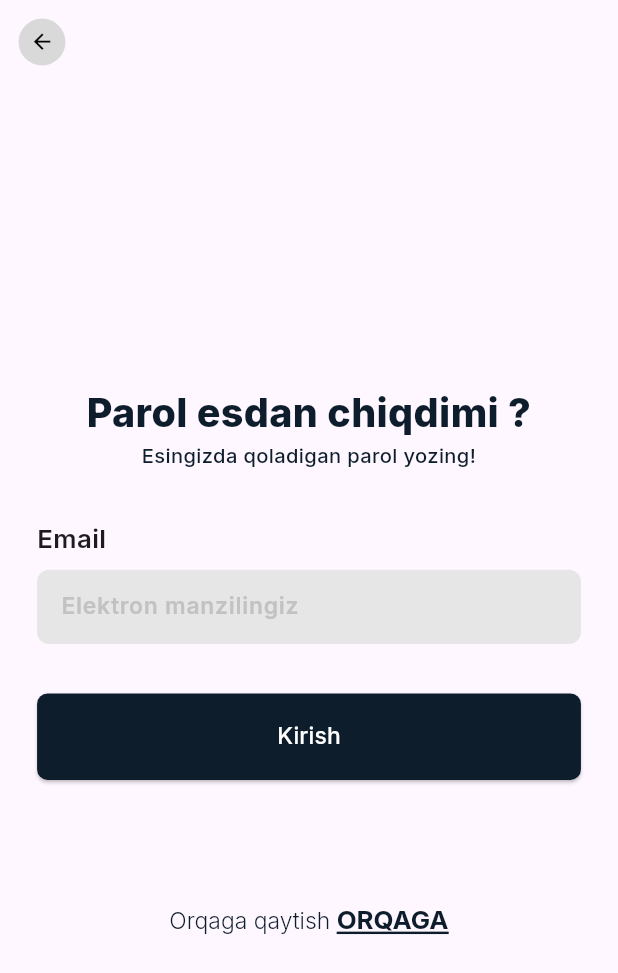
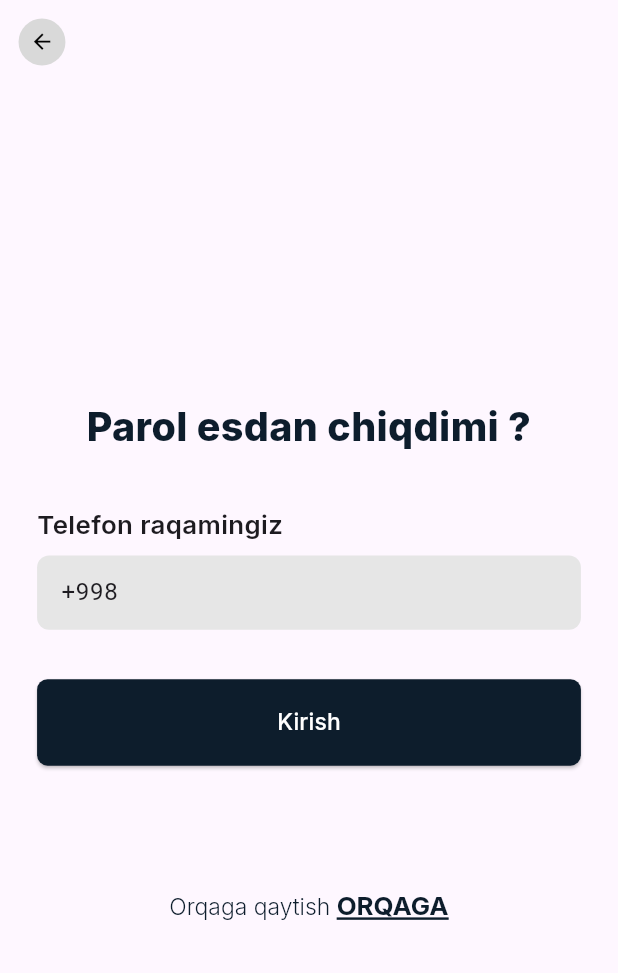
Before and after one commit to OtabekNuriddinov/ish_topdim, a Flutter app: the ForgotPasswordScreen screen opened by its route, on a phone screen of 412 x 824 dp. Shown: the top 973 px of the screen. Run offline on Flutter 3.47's test engine with Material 3 defaults, Android fonts, the phone set to English and light mode, and no system bars; our stand-ins replace flutter_svg, go_router, google_fonts, sizer; network calls fail.

Commit message:
[014] email o'rniga nomer qo'yildi

```diff
--- a/lib/core/components/main_form_field.dart
+++ b/lib/core/components/main_form_field.dart
@@ -13,7 +13,7 @@ class MainFormField extends StatefulWidget {
     super.key,
     required this.hint,
     this.isSecret,
-    required this.controller
+    required this.controller,
   });
 
   @override
--- a/lib/core/router/go_router.dart
+++ b/lib/core/router/go_router.dart
@@ -44,7 +44,8 @@ final GoRouter router = GoRouter(
                   routes: [
                     GoRoute(
                         path: "otp",
-                        builder: (context, state) => const OTPScreen())
+                        builder: (context, state) => const OTPScreen(),
+                    )
                   ],
                 ),
               ],
--- a/lib/features/entering_profile/presentation/entering_profile_screen.dart
+++ b/lib/features/entering_profile/presentation/entering_profile_screen.dart
@@ -21,8 +21,14 @@ class EnteringProfileScreen extends StatefulWidget {
 
 class _EnteringProfileScreenState extends State<EnteringProfileScreen> {
   final GlobalKey<FormState> _key = GlobalKey<FormState>();
-  final TextEditingController emailController = TextEditingController();
+  final TextEditingController phoneController = TextEditingController();
   final TextEditingController passwordController = TextEditingController();
+
+  @override
+  void initState() {
+    super.initState();
+    phoneController.text = "+998";
+  }
 
   @override
   Widget build(BuildContext context) {
@@ -69,7 +75,8 @@ class _EnteringProfileScreenState extends State<EnteringProfileScreen> {
                     ),
                   ),
                   SizedBox(height: 4.h),
-                  Text("Email",
+                  Text(
+                    "Telefon raqaminiz",
                     style: GoogleFonts.inter(
                       fontWeight: FontWeight.w600,
                       fontSize: 17.sp,
@@ -77,8 +84,8 @@ class _EnteringProfileScreenState extends State<EnteringProfileScreen> {
                   ),
                   SizedBox(height: 1.h),
                   MainFormField(
-                      hint: "Elektron manzilingiz",
-                    controller: emailController,
+                      hint: "",
+                    controller: phoneController,
                   ),
                   SizedBox(height: 2.h),
                   Text("Parol",
@@ -89,7 +96,7 @@ class _EnteringProfileScreenState extends State<EnteringProfileScreen> {
                   ),
                   SizedBox(height: 1.h),
                   MainFormField(
-                      hint: "Yangi parol",
+                      hint: "Parolingiz",
                       controller: passwordController,
                     isSecret: true,
                   ),
@@ -98,7 +105,7 @@ class _EnteringProfileScreenState extends State<EnteringProfileScreen> {
                       text: TextSpan(
                         children: [
                           TextSpan(
-                            text: "Parol esdan chidimi ?",
+                            text: "Parol esdan chiqdimi ?",
                             style: GoogleFonts.inter(
                               decoration: TextDecoration.underline,
                               fontWeight: FontWeight.w600,
--- a/lib/features/forgot_pass/presentation/forgot_password_screen.dart
+++ b/lib/features/forgot_pass/presentation/forgot_password_screen.dart
@@ -19,7 +19,13 @@ class ForgotPasswordScreen extends StatefulWidget {
 class _ForgotPasswordScreenState extends State<ForgotPasswordScreen> {
 
   final GlobalKey<FormState> _key = GlobalKey<FormState>();
-  final TextEditingController emailController = TextEditingController();
+  final TextEditingController phoneController = TextEditingController();
+
+  @override
+  void initState() {
+    super.initState();
+    phoneController.text = "+998";
+  }
 
   @override
   Widget build(BuildContext context) {
@@ -53,20 +59,9 @@ class _ForgotPasswordScreenState extends State<ForgotPasswordScreen> {
                       ),
                     ),
                   ),
-                  Align(
-                    alignment: Alignment.center,
-                    child: Text(
-                      "Esingizda qoladigan parol yozing!",
-                      textAlign: TextAlign.center,
-                      style: GoogleFonts.inter(
-                        fontWeight: FontWeight.w500,
-                        color: Themes.black57,
-                        fontSize: 15.sp,
-                      ),
-                    ),
-                  ),
                   SizedBox(height: 4.h),
-                  Text("Email",
+                  Text(
+                    "Telefon raqamingiz",
                     style: GoogleFonts.inter(
                       fontWeight: FontWeight.w600,
                       fontSize: 17.sp,
@@ -74,15 +69,15 @@ class _ForgotPasswordScreenState extends State<ForgotPasswordScreen> {
                   ),
                   SizedBox(height: 1.h),
                   MainFormField(
-                    hint: "Elektron manzilingiz",
-                    controller: emailController,
+                    hint: "",
+                    controller: phoneController,
                   ),
                   SizedBox(height: 4.h),
                   MainElevatedButton(
                       text: "Kirish",
                       color: Themes.black57,
                     onPressed: (){
-                        context.push("/onboarding/oneStep/entering/forgotPass/otp");
+                        context.go("/onboarding/oneStep/entering/forgotPass/otp");
                     },
                   ),
                   SizedBox(height: 10.h),
--- a/lib/features/otp/presentation/OTPScreen.dart
+++ b/lib/features/otp/presentation/OTPScreen.dart
@@ -49,8 +49,7 @@ class _OTPScreenState extends State<OTPScreen> {
           },
         ),
       ),
-      body: SingleChildScrollView(
-        child: Column(
+      body: Column(
           mainAxisAlignment: MainAxisAlignment.start,
           crossAxisAlignment: CrossAxisAlignment.center,
           children: [
@@ -202,7 +201,7 @@ class _OTPScreenState extends State<OTPScreen> {
             )
           ],
         ),
-      ),
+
     );
   }
 
--- a/lib/features/registration/presentation/registration_screen.dart
+++ b/lib/features/registration/presentation/registration_screen.dart
@@ -19,8 +19,14 @@ class RegistrationScreen extends StatefulWidget {
 class _RegistrationScreenState extends State<RegistrationScreen> {
   final GlobalKey<FormState> _key = GlobalKey<FormState>();
   final TextEditingController nameController = TextEditingController();
-  final TextEditingController emailController = TextEditingController();
+  final TextEditingController phoneController = TextEditingController();
   final TextEditingController passwordController = TextEditingController();
+
+  @override
+  void initState() {
+    super.initState();
+    phoneController.text = "+998";
+  }
 
   @override
   Widget build(BuildContext context) {
@@ -82,7 +88,7 @@ class _RegistrationScreenState extends State<RegistrationScreen> {
                       )),
                   SizedBox(height: 2.h),
                   Text(
-                    "Email",
+                    "Telefon raqamingiz",
                     style: GoogleFonts.inter(
                       fontWeight: FontWeight.w600,
                       fontSize: 17.sp,
@@ -92,9 +98,9 @@ class _RegistrationScreenState extends State<RegistrationScreen> {
                   SizedBox(
                     height: 7.h,
                     child: MainFormField(
-                      hint: "Elekron manzilingiz",
+                      hint: "",
                       isSecret: false,
-                      controller: emailController,
+                      controller: phoneController,
                     ),
                   ),
                   SizedBox(height: 2.h),
@@ -109,7 +115,7 @@ class _RegistrationScreenState extends State<RegistrationScreen> {
                   SizedBox(
                     height: 7.h,
                     child: MainFormField(
-                      hint: "Yangi parol",
+                      hint: "Parolingiz",
                       isSecret: true,
                       controller: passwordController,
                     ),
```
